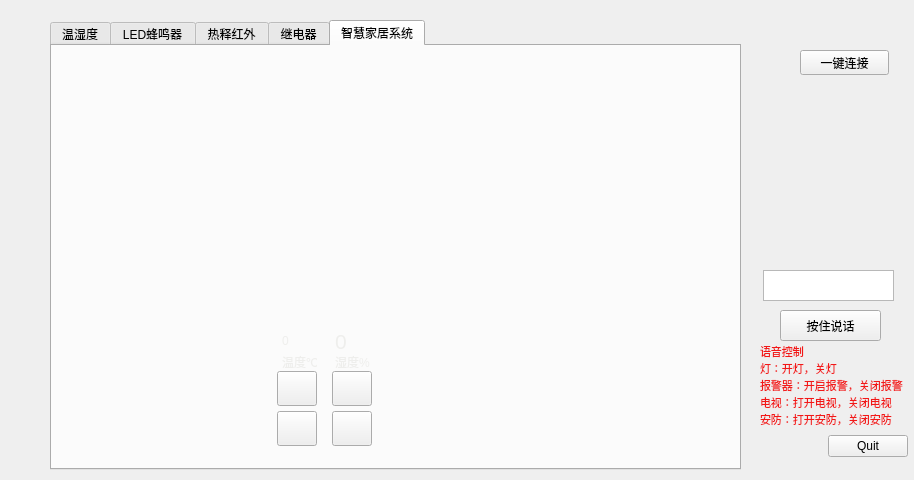
qq936859639/test2, file SmartHome/smarthome.ui: the form before one commit.
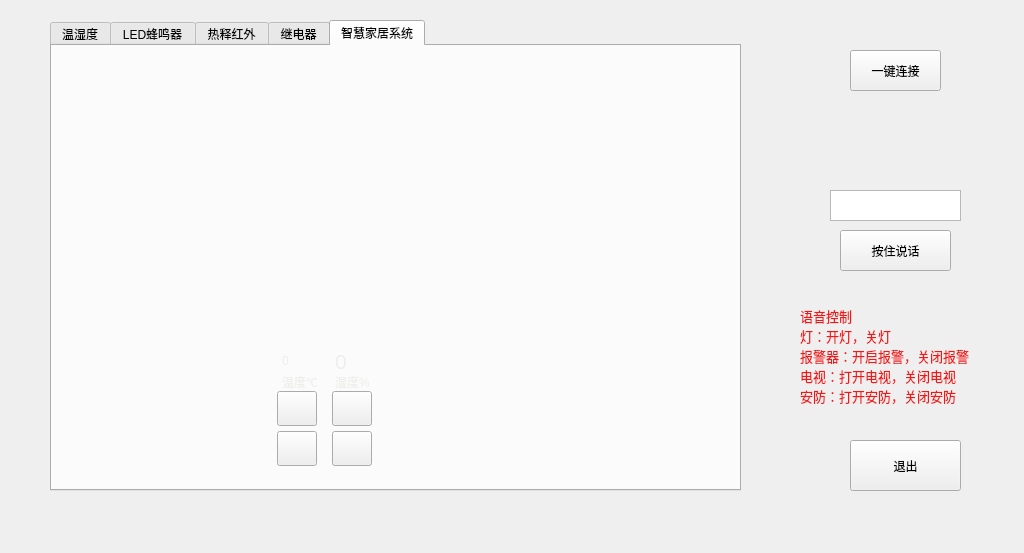
The form after the commit. Icons and pictures are not drawn.

```diff
--- a/SmartHome/smarthome.ui
+++ b/SmartHome/smarthome.ui
@@ -6,8 +6,8 @@
    <rect>
     <x>0</x>
     <y>0</y>
-    <width>914</width>
-    <height>480</height>
+    <width>1024</width>
+    <height>553</height>
    </rect>
   </property>
   <property name="windowTitle">
@@ -22,7 +22,7 @@
      <x>50</x>
      <y>20</y>
      <width>691</width>
-     <height>450</height>
+     <height>471</height>
     </rect>
    </property>
    <property name="styleSheet">
@@ -920,7 +920,7 @@
        <x>-10</x>
        <y>0</y>
        <width>701</width>
-       <height>421</height>
+       <height>441</height>
       </rect>
      </property>
      <property name="styleSheet">
@@ -930,9 +930,9 @@
       <property name="geometry">
        <rect>
         <x>98</x>
-        <y>145</y>
-        <width>65</width>
-        <height>90</height>
+        <y>151</y>
+        <width>67</width>
+        <height>92</height>
        </rect>
       </property>
       <property name="styleSheet">
@@ -948,7 +948,7 @@
         <x>10</x>
         <y>0</y>
         <width>691</width>
-        <height>421</height>
+        <height>441</height>
        </rect>
       </property>
       <property name="styleSheet">
@@ -962,7 +962,7 @@
       <property name="geometry">
        <rect>
         <x>293</x>
-        <y>280</y>
+        <y>300</y>
         <width>40</width>
         <height>30</height>
        </rect>
@@ -988,7 +988,7 @@
       <property name="geometry">
        <rect>
         <x>240</x>
-        <y>280</y>
+        <y>300</y>
         <width>40</width>
         <height>30</height>
        </rect>
@@ -1004,10 +1004,10 @@
      <widget class="QLabel" name="video_0">
       <property name="geometry">
        <rect>
-        <x>230</x>
-        <y>90</y>
-        <width>151</width>
-        <height>91</height>
+        <x>228</x>
+        <y>92</y>
+        <width>155</width>
+        <height>98</height>
        </rect>
       </property>
       <property name="text">
@@ -1018,7 +1018,7 @@
       <property name="geometry">
        <rect>
         <x>250</x>
-        <y>230</y>
+        <y>250</y>
         <width>61</width>
         <height>41</height>
        </rect>
@@ -1039,7 +1039,7 @@
       <property name="geometry">
        <rect>
         <x>235</x>
-        <y>325</y>
+        <y>345</y>
         <width>40</width>
         <height>35</height>
        </rect>
@@ -1068,7 +1068,7 @@
       <property name="geometry">
        <rect>
         <x>290</x>
-        <y>325</y>
+        <y>345</y>
         <width>40</width>
         <height>35</height>
        </rect>
@@ -1096,7 +1096,7 @@
       <property name="geometry">
        <rect>
         <x>235</x>
-        <y>365</y>
+        <y>385</y>
         <width>40</width>
         <height>35</height>
        </rect>
@@ -1112,7 +1112,7 @@
       <property name="geometry">
        <rect>
         <x>290</x>
-        <y>365</y>
+        <y>385</y>
         <width>40</width>
         <height>35</height>
        </rect>
@@ -1135,7 +1135,7 @@
       <property name="geometry">
        <rect>
         <x>240</x>
-        <y>306</y>
+        <y>326</y>
         <width>35</width>
         <height>20</height>
        </rect>
@@ -1152,7 +1152,7 @@
       <property name="geometry">
        <rect>
         <x>293</x>
-        <y>306</y>
+        <y>326</y>
         <width>35</width>
         <height>20</height>
        </rect>
@@ -1180,45 +1180,13 @@
     </widget>
    </widget>
   </widget>
-  <widget class="QWidget" name="layoutWidget_2">
-   <property name="geometry">
-    <rect>
-     <x>747</x>
-     <y>426</y>
-     <width>161</width>
-     <height>41</height>
-    </rect>
-   </property>
-   <layout class="QHBoxLayout" name="horizontalLayout_4">
-    <item>
-     <spacer name="horizontalSpacer_2">
-      <property name="orientation">
-       <enum>Qt::Horizontal</enum>
-      </property>
-      <property name="sizeHint" stdset="0">
-       <size>
-        <width>40</width>
-        <height>20</height>
-       </size>
-      </property>
-     </spacer>
-    </item>
-    <item>
-     <widget class="QPushButton" name="Quit_SmartHome">
-      <property name="text">
-       <string>Quit</string>
-      </property>
-     </widget>
-    </item>
-   </layout>
-  </widget>
   <widget class="QPushButton" name="Key_SmartHome">
    <property name="geometry">
     <rect>
-     <x>800</x>
+     <x>850</x>
      <y>50</y>
-     <width>89</width>
-     <height>25</height>
+     <width>91</width>
+     <height>41</height>
     </rect>
    </property>
    <property name="text">
@@ -1228,10 +1196,10 @@
   <widget class="QPushButton" name="speech">
    <property name="geometry">
     <rect>
-     <x>780</x>
-     <y>310</y>
-     <width>101</width>
-     <height>31</height>
+     <x>840</x>
+     <y>230</y>
+     <width>111</width>
+     <height>41</height>
     </rect>
    </property>
    <property name="styleSheet">
@@ -1244,8 +1212,8 @@
   <widget class="QTextEdit" name="textEdit">
    <property name="geometry">
     <rect>
-     <x>763</x>
-     <y>270</y>
+     <x>830</x>
+     <y>190</y>
      <width>131</width>
      <height>31</height>
     </rect>
@@ -1259,15 +1227,15 @@
   <widget class="QLabel" name="label_2">
    <property name="geometry">
     <rect>
-     <x>760</x>
-     <y>340</y>
-     <width>151</width>
-     <height>91</height>
+     <x>800</x>
+     <y>290</y>
+     <width>211</width>
+     <height>131</height>
     </rect>
    </property>
    <property name="font">
     <font>
-     <pointsize>8</pointsize>
+     <pointsize>10</pointsize>
     </font>
    </property>
    <property name="styleSheet">
@@ -1281,6 +1249,19 @@
 安防：打开安防，关闭安防</string>
    </property>
   </widget>
+  <widget class="QPushButton" name="Quit_SmartHome">
+   <property name="geometry">
+    <rect>
+     <x>850</x>
+     <y>440</y>
+     <width>111</width>
+     <height>51</height>
+    </rect>
+   </property>
+   <property name="text">
+    <string>退出</string>
+   </property>
+  </widget>
  </widget>
  <resources/>
  <connections/>
```
Left out of the diff: 24 changed lines with no effect on the pictures.
